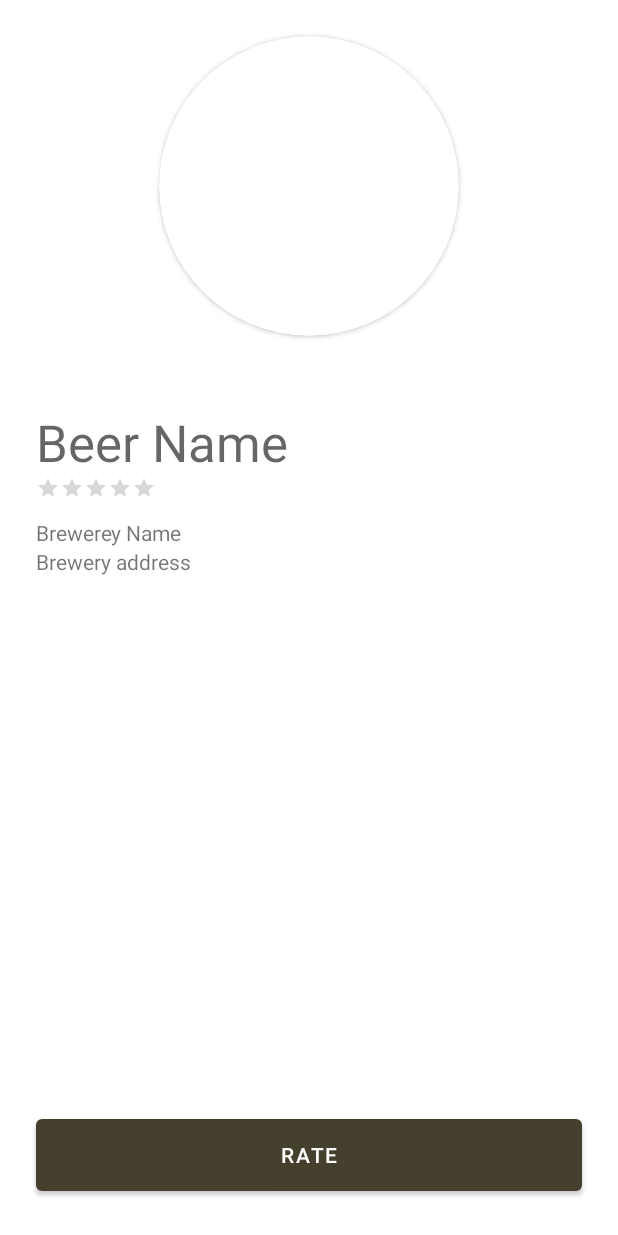
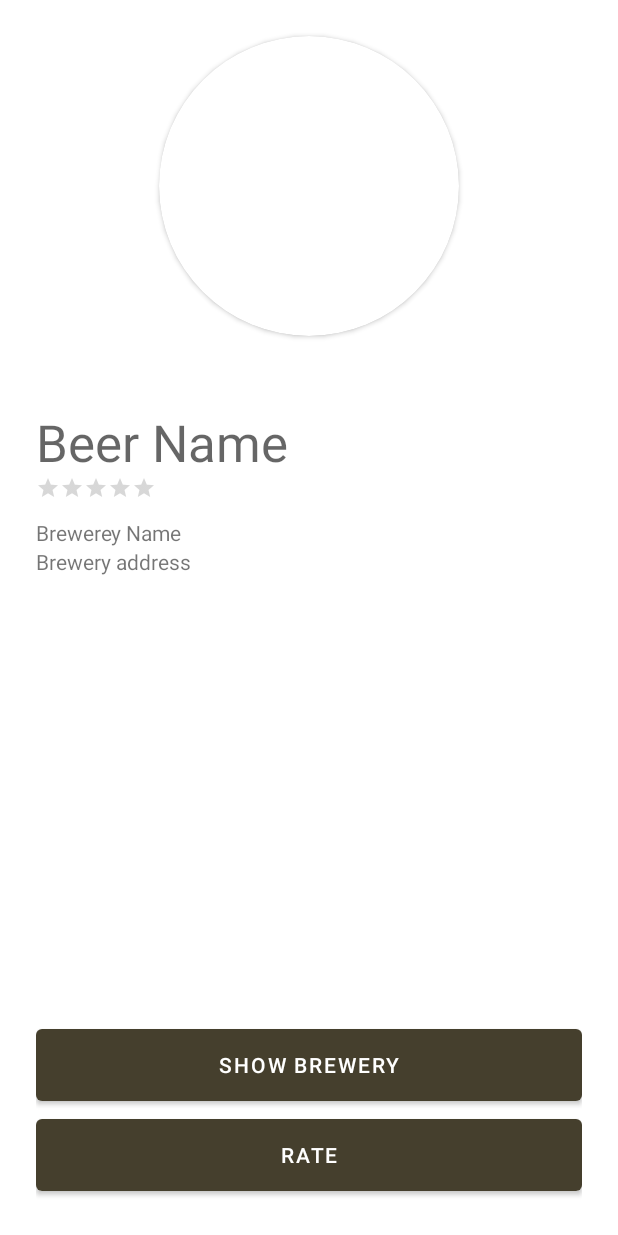
Before and after one commit to timvanginderen/beers, an Android app: the layout beerdetail_frag.xml on its own in the app's theme, with its tools: preview values and no code run, on a phone screen of 412 x 824 dp. Run offline under Robolectric (Android 15) with nearby library versions, the phone set to English and light mode, and no system bars; network calls fail.

Commit message:
Show brewery location on map

```diff
--- a/app/src/main/res/layout/beerdetail_frag.xml
+++ b/app/src/main/res/layout/beerdetail_frag.xml
@@ -10,19 +10,33 @@
         android:layout_width="match_parent"
         android:layout_height="match_parent">
 
-        <Button
-            android:id="@+id/btn_rate"
+        <LinearLayout
             android:layout_width="match_parent"
-            android:layout_height="60dp"
+            android:layout_height="wrap_content"
+            android:orientation="vertical"
+            app:layout_constraintTop_toBottomOf="@+id/ll_brewery_info"
+            app:layout_constraintBottom_toBottomOf="parent"
+            app:layout_constraintStart_toStartOf="parent"
+            app:layout_constraintVertical_bias="1"
             android:layout_marginStart="24dp"
             android:layout_marginEnd="24dp"
             android:layout_marginBottom="24dp"
-            android:layout_marginTop="48dp"
-            android:text="@string/btn_rate"
-            app:layout_constraintTop_toBottomOf="@+id/ll_brewery_info"
-            app:layout_constraintBottom_toBottomOf="parent"
-            app:layout_constraintStart_toStartOf="parent"
-            app:layout_constraintVertical_bias="1"/>
+            android:layout_marginTop="48dp">
+
+            <Button
+                android:id="@+id/btn_show_map"
+                android:layout_width="match_parent"
+                android:layout_height="60dp"
+                android:text="@string/btn_show_map" />
+
+            <Button
+                android:id="@+id/btn_rate"
+                android:layout_width="match_parent"
+                android:layout_height="60dp"
+                android:text="@string/btn_rate" />
+
+        </LinearLayout>
+
 
         <RatingBar
             android:id="@+id/rb_beer"
--- a/app/src/main/res/values/strings.xml
+++ b/app/src/main/res/values/strings.xml
@@ -12,4 +12,5 @@
     <string name="dialog_title">Rate beer</string>
     <string name="dialog_message">Please tell us how much you like this beer by giving it a score from 1 to 5 stars.</string>
     <string name="send">Send</string>
+    <string name="btn_show_map">Show brewery</string>
 </resources>
```
Also changed, not shown: app/src/main/java/be/tim/beers/MainActivity.kt (+8 -1 lines), app/src/main/java/be/tim/beers/beerdetail/BeerDetailFragment.kt (+45 -7 lines), app/src/main/java/be/tim/beers/beerdetail/BreweryMapFragment.kt (+39 -3 lines), app/src/main/java/be/tim/beers/util/Util.kt (added, +12 -0 lines), app/src/main/res/navigation/nav_graph.xml (+8 -1 lines).
